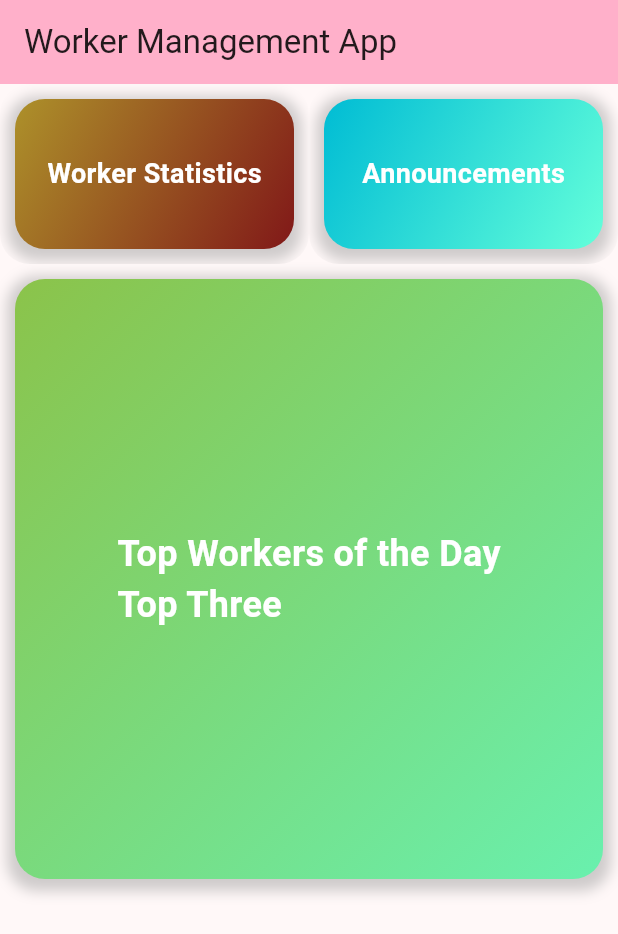
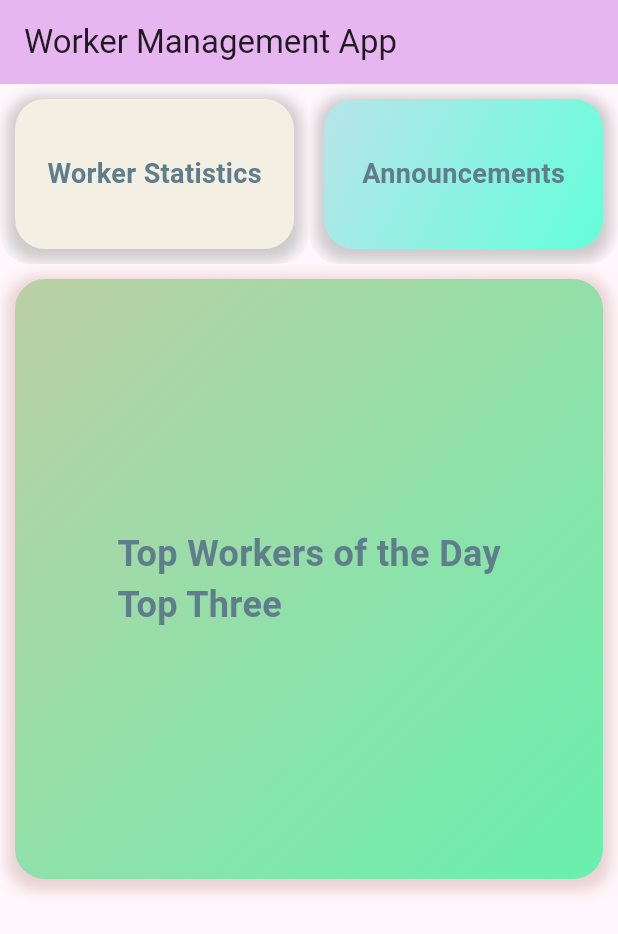
Before and after one commit to RadunTheSniffer/test_application_1, a Flutter app: the screen it shows after launch, on a phone screen of 412 x 824 dp. Shown: the top 934 px of the screen. Run offline on Flutter 3.47's test engine with Material 3 defaults, Android fonts, the light colour scheme and no system bars.

Commit message:
color change

```diff
--- a/lib/main.dart
+++ b/lib/main.dart
@@ -17,7 +17,7 @@ class MyApp extends StatelessWidget {
     return MaterialApp(
       title: 'Worker Management App',
       theme: ThemeData(
-        colorScheme: ColorScheme.fromSeed(seedColor: const Color.fromARGB(228, 214, 10, 122)),
+        colorScheme: ColorScheme.fromSeed(seedColor: const Color.fromARGB(227, 239, 232, 235)),
         useMaterial3: true,
       ),
       home: const MyHomePage(title: 'Worker Management App'),
@@ -82,7 +82,7 @@ class _MyHomePageState extends State<MyHomePage> {
                         margin: const EdgeInsets.all(10.0),
                         decoration: BoxDecoration(
                           gradient: const LinearGradient(
-                            colors: [Color.fromARGB(255, 173, 145, 42), Color.fromARGB(255, 129, 24, 24)],
+                            colors: [Color.fromARGB(255, 243, 239, 226), Color.fromARGB(255, 243, 239, 226)],
                             begin: Alignment.topLeft,
                             end: Alignment.bottomRight,
                           ),
@@ -101,7 +101,7 @@ class _MyHomePageState extends State<MyHomePage> {
                           child: Text(
                             'Worker Statistics',
                             style: TextStyle(
-                              color: Colors.white,
+                              color: Colors.blueGrey,
                               fontSize: 18,
                               fontWeight: FontWeight.bold,
                             ),
@@ -120,7 +120,7 @@ class _MyHomePageState extends State<MyHomePage> {
                         margin: const EdgeInsets.all(10.0),
                         decoration: BoxDecoration(
                           gradient: const LinearGradient(
-                            colors: [Colors.cyan, Colors.tealAccent],
+                            colors: [Color.fromARGB(255, 184, 228, 234), Colors.tealAccent],
                             begin: Alignment.topLeft,
                             end: Alignment.bottomRight,
                           ),
@@ -139,7 +139,7 @@ class _MyHomePageState extends State<MyHomePage> {
                           child: Text(
                             'Announcements',
                             style: TextStyle(
-                              color: Colors.white,
+                              color: Colors.blueGrey,
                               fontSize: 18,
                               fontWeight: FontWeight.bold,
                             ),
@@ -158,13 +158,13 @@ class _MyHomePageState extends State<MyHomePage> {
                 decoration: BoxDecoration(
                   borderRadius: BorderRadius.circular(20.0),
                   gradient: const LinearGradient(
-                    colors: [Colors.lightGreen, Colors.greenAccent],
+                    colors: [Color.fromARGB(255, 187, 207, 164), Colors.greenAccent],
                     begin: Alignment.topLeft,
                     end: Alignment.bottomRight,
                   ),
                   boxShadow: [
                     BoxShadow(
-                      color: Colors.grey.withOpacity(0.5),
+                      color: const Color.fromARGB(255, 213, 173, 173).withOpacity(0.5),
                       spreadRadius: 5,
                       blurRadius: 7,
                       offset: const Offset(0, 3),
@@ -176,7 +176,7 @@ class _MyHomePageState extends State<MyHomePage> {
                   child: Text(
                     'Top Workers of the Day\nTop Three',
                     style: TextStyle(
-                      color: Colors.white,
+                      color: Colors.blueGrey,
                       fontSize: 24,
                       fontWeight: FontWeight.bold,
                     ),
```
